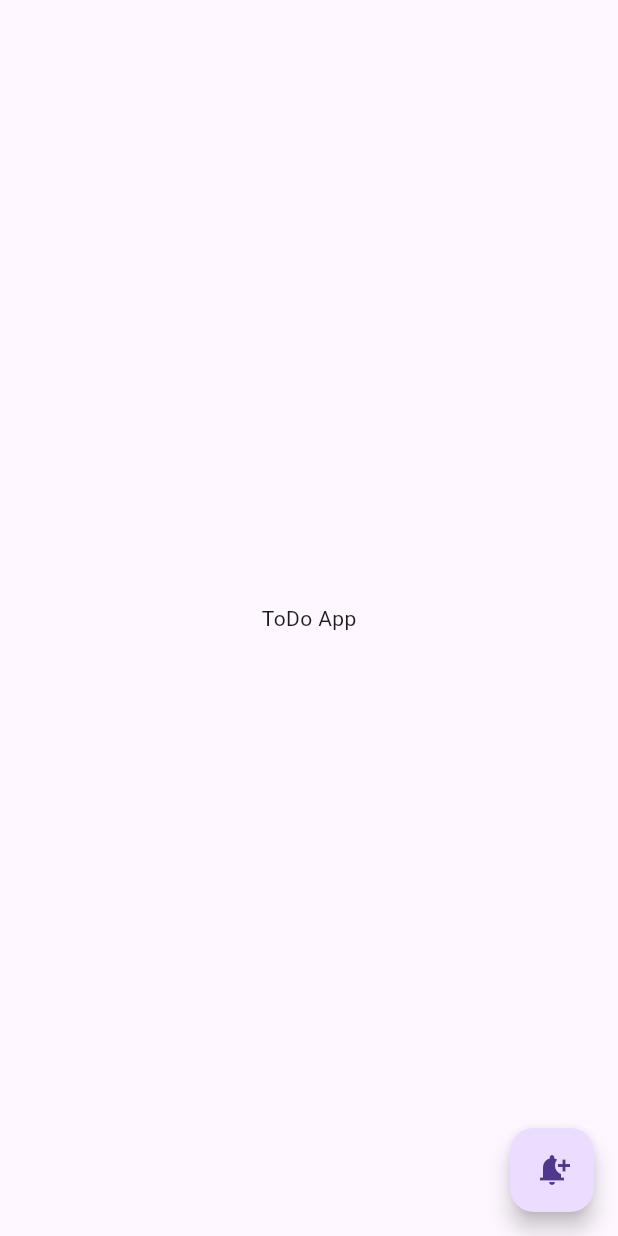
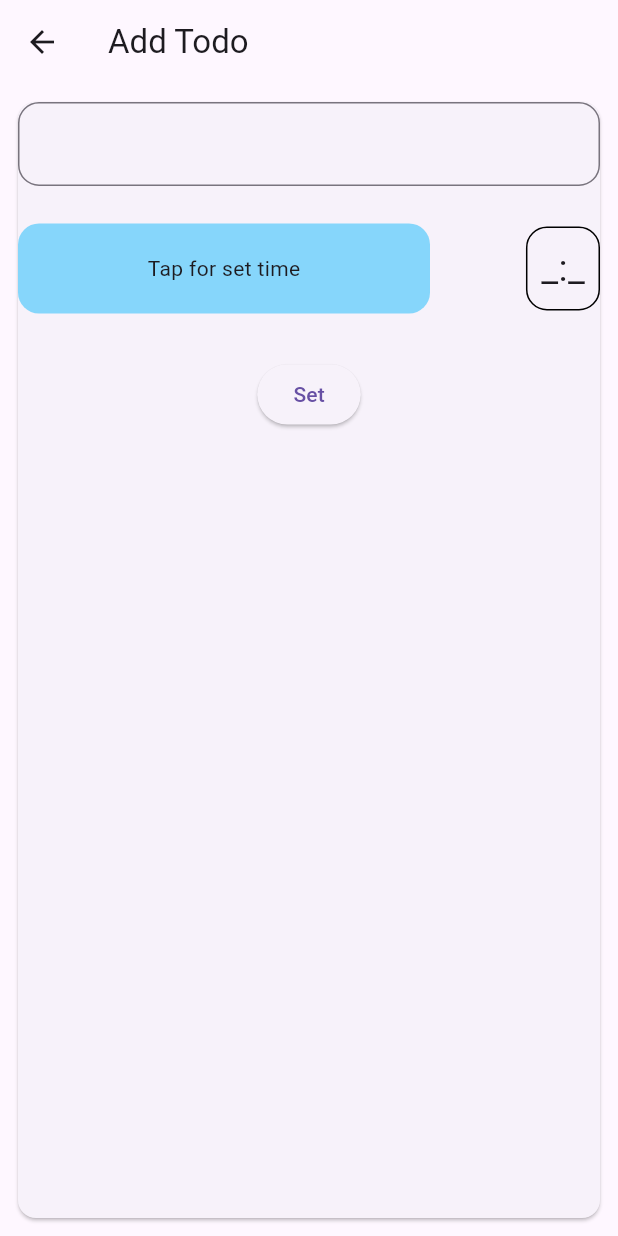
Before and after one commit to madhavmuthreja87/assignment_15, a Flutter app: the screen it shows after launch, after a tap on the "notification add" icon, on a phone screen of 412 x 824 dp. Run offline on Flutter 3.47's test engine with Material 3 defaults, Android fonts, the light colour scheme and no system bars; our stand-ins replace flutter_local_notifications, timezone.

Commit message:
models,provider and ui created with proper navigation flow

```diff
--- /dev/null
+++ b/lib/add_todo.dart
@@ -0,0 +1,174 @@
+import 'dart:developer';
+
+import 'package:flutter/material.dart';
+import 'package:flutter_local_notifications/flutter_local_notifications.dart';
+import 'package:provider/provider.dart';
+import 'package:todopushnotification/home_screen.dart';
+import 'package:todopushnotification/main.dart';
+import 'package:timezone/timezone.dart' as tz;
+import 'package:todopushnotification/models/todo_model.dart';
+import 'package:todopushnotification/provider/todo_provider.dart';
+
+class AddTodo extends StatefulWidget {
+  const new({super.key});
+
+  @override
+  State<AddTodo> createState() => _AddTodoState();
+}
+
+class _AddTodoState extends State<AddTodo> {
+  TextEditingController todoController = TextEditingController();
+  tz.TZDateTime? scheduledTime;
+
+  final AndroidNotificationDetails androidNotificationDetails =
+      AndroidNotificationDetails(
+        "notifications-madhav",
+        "Madhav's Notification",
+        channelDescription: "Todo reminder notifications",
+        priority: Priority.max,
+        importance: Importance.max,
+      );
+
+  final DarwinNotificationDetails darwinNotificationDetails =
+      DarwinNotificationDetails(
+        presentAlert: true,
+        presentBadge: true,
+        presentSound: true,
+      );
+
+  late NotificationDetails notificationDetails = NotificationDetails(
+    android: androidNotificationDetails,
+    iOS: darwinNotificationDetails,
+  );
+
+  Future<tz.TZDateTime?> setDateTime() async {
+    final DateTime? selectedDate = await showDatePicker(
+      context: context,
+      initialDate: DateTime.now(),
+      firstDate: DateTime.now(),
+      lastDate: DateTime(2100),
+    );
+
+    if (selectedDate == null) return null;
+
+    final TimeOfDay? selectedTime = await showTimePicker(
+      context: context,
+      initialTime: TimeOfDay.now(),
+    );
+
+    if (selectedTime == null) return null;
+
+    //finally combine date + time
+    final DateTime userDateTime = DateTime(
+      selectedDate.year,
+      selectedDate.month,
+      selectedDate.day,
+      selectedTime.hour,
+      selectedTime.minute,
+    );
+
+    log("time selected: $userDateTime");
+
+    //convert to timexone dateTime
+    scheduledTime = tz.TZDateTime.from(userDateTime, tz.local);
+
+    setState(() {
+      scheduledTime;
+    });
+    return scheduledTime;
+  }
+
+  @override
+  Widget build(BuildContext context) {
+    final t = context.watch<TodoProvider>();
+    return Scaffold(
+      appBar: AppBar(title: Text("Add Todo")),
+      body: Padding(
+        padding: const EdgeInsets.all(8.0),
+        child: Center(
+          child: Card(
+            child: Column(
+              children: [
+                TextField(
+                  controller: todoController,
+                  decoration: InputDecoration(
+                    border: OutlineInputBorder(
+                      borderRadius: BorderRadius.all(Radius.circular(14)),
+                    ),
+                  ),
+                ),
+                const SizedBox(height: 25),
+                Row(
+                  mainAxisAlignment: .spaceBetween,
+                  children: [
+                    GestureDetector(
+                      onTap: () => setDateTime(),
+                      child: Container(
+                        width: MediaQuery.sizeOf(context).width / 1.5,
+                        height: 60,
+                        decoration: BoxDecoration(
+                          color: const Color.fromARGB(255, 134, 214, 251),
+                          borderRadius: BorderRadius.circular(14),
+                        ),
+                        child: GestureDetector(
+                          child: Center(child: Text("Tap for set time")),
+                        ),
+                      ),
+                    ),
+                    Container(
+                      padding: EdgeInsets.all(9),
+                      decoration: BoxDecoration(
+                        border: Border.all(),
+                        borderRadius: BorderRadius.circular(14),
+                      ),
+                      child: Row(
+                        children: [
+                          Text(
+                            scheduledTime?.hour.toString() ?? "_",
+                            style: TextStyle(fontSize: 25),
+                          ),
+                          Text(":", style: TextStyle(fontSize: 25)),
+                          Text(
+                            scheduledTime?.minute.toString() ?? "_",
+                            style: TextStyle(fontSize: 25),
+                          ),
+                        ],
+                      ),
+                    ),
+                  ],
+                ),
+                const SizedBox(height: 30),
+                ElevatedButton(
+                  onPressed: () async {
+                    context.read<TodoProvider>().addTodo(
+                      TodoModel(
+                        id: (t.td.length + 1).toString(),
+                        todoname: todoController.text,
+                        time: scheduledTime!,
+                      ),
+                    );
+                    await notificationsPlugin.zonedSchedule(
+                      id: 2,
+                      title: todoController.text,
+                      body: "notification",
+                      scheduledDate: scheduledTime!,
+                      notificationDetails: notificationDetails,
+                      androidScheduleMode:
+                          AndroidScheduleMode.exactAllowWhileIdle,
+                      payload: "notification-payload",
+                    );
+
+                    log("Notification sheduled for $scheduledTime");
+                    log("!!! New todo Added !!!");
+                  },
+
+                  child: Text("Set"),
+                ),
+              ],
+            ),
+          ),
+        ),
+      ),
+    );
+  }
+}
--- a/lib/home_screen.dart
+++ b/lib/home_screen.dart
@@ -2,8 +2,11 @@ import 'dart:developer';
 
 import 'package:flutter/material.dart';
 import 'package:flutter_local_notifications/flutter_local_notifications.dart';
+import 'package:provider/provider.dart';
+import 'package:todopushnotification/add_todo.dart';
 import 'package:todopushnotification/main.dart';
 import 'package:timezone/timezone.dart' as tz;
+import 'package:todopushnotification/provider/todo_provider.dart';
 
 class HomeScreen extends StatefulWidget {
   const HomeScreen({super.key});
@@ -55,6 +58,7 @@ class _HomeScreenState extends State<HomeScreen> {
       scheduledDate: scheduledTime,
       notificationDetails: notificationDetails,
       androidScheduleMode: AndroidScheduleMode.exactAllowWhileIdle,
+      payload: "notification-payload",
     );
     log("notification scheduled successfully");
 
@@ -94,11 +98,47 @@ class _HomeScreenState extends State<HomeScreen> {
 
   @override
   Widget build(BuildContext context) {
+    final t = context.watch<TodoProvider>();
     return Scaffold(
-      body: Center(child: Text("ToDo App")),
+      appBar: AppBar(title: Text("Todo List"), centerTitle: true),
+      body: Padding(
+        padding: const EdgeInsets.all(18.0),
+        child: Column(
+          children: [
+            t.todo.length != 0
+                ? Expanded(
+                    child: Consumer<TodoProvider>(
+                      builder:
+                          (
+                            BuildContext context,
+                            TodoProvider value,
+                            Widget? child,
+                          ) {
+                            return ListView.builder(
+                              itemCount: t.todo.length,
+                              itemBuilder: (BuildContext context, int index) {
+                                return ListTile(
+                                  leading: Text(t.todo[index].id),
+                                  title: Text(
+                                    t.todo[index].todoname.toString(),
+                                  ),
+                                  trailing: Text(t.todo[index].time.toString()),
+                                );
+                              },
+                            );
+                          },
+                    ),
+                  )
+                : Text("Empty"),
+          ],
+        ),
+      ),
       floatingActionButton: FloatingActionButton(
         onPressed: () {
-          showNotification();
+          Navigator.push(
+            context,
+            MaterialPageRoute(builder: (context) => AddTodo()),
+          );
           // testInstantNotification();
         },
         child: Icon(Icons.notification_add),
--- a/lib/main.dart
+++ b/lib/main.dart
@@ -2,10 +2,13 @@ import 'dart:developer';
 
 import 'package:flutter/material.dart';
 import 'package:flutter_local_notifications/flutter_local_notifications.dart';
+import 'package:provider/provider.dart';
+import 'package:todopushnotification/add_todo.dart';
 
 import 'package:todopushnotification/home_screen.dart';
 import 'package:timezone/data/latest.dart' as tzdata;
 import 'package:timezone/timezone.dart' as tz;
+import 'package:todopushnotification/provider/todo_provider.dart';
 
 FlutterLocalNotificationsPlugin notificationsPlugin =
     FlutterLocalNotificationsPlugin();
@@ -49,7 +52,7 @@ void main() async {
 
   log("Notification: $initialized");
 
-  runApp(MyApp());
+  runApp(ChangeNotifierProvider(create: (_) => TodoProvider(), child: MyApp()));
 }
 
 class MyApp extends StatelessWidget {
--- /dev/null
+++ b/lib/models/todo_model.dart
@@ -0,0 +1,7 @@
+class TodoModel {
+  final String id;
+  final String todoname;
+  final DateTime time;
+
+  TodoModel({required this.id, required this.todoname, required this.time});
+}
--- /dev/null
+++ b/lib/provider/todo_provider.dart
@@ -0,0 +1,19 @@
+import 'package:flutter/material.dart';
+import 'package:todopushnotification/models/todo_model.dart';
+
+class TodoProvider extends ChangeNotifier {
+  final List<TodoModel> td = [];
+  List<TodoModel> get todo => td;
+
+  void addTodo(TodoModel t) {
+    todo.add(t);
+
+    notifyListeners();
+  }
+
+  void deleteTodo(TodoModel t) {
+    todo.remove(t);
+
+    notifyListeners();
+  }
+}
--- a/pubspec.yaml
+++ b/pubspec.yaml
@@ -36,6 +36,7 @@ dependencies:
   cupertino_icons: ^1.0.8
   flutter_local_notifications:
   timezone:
+  provider:
 
 dev_dependencies:
   flutter_test:
```
Also changed, not shown: pubspec.lock.
